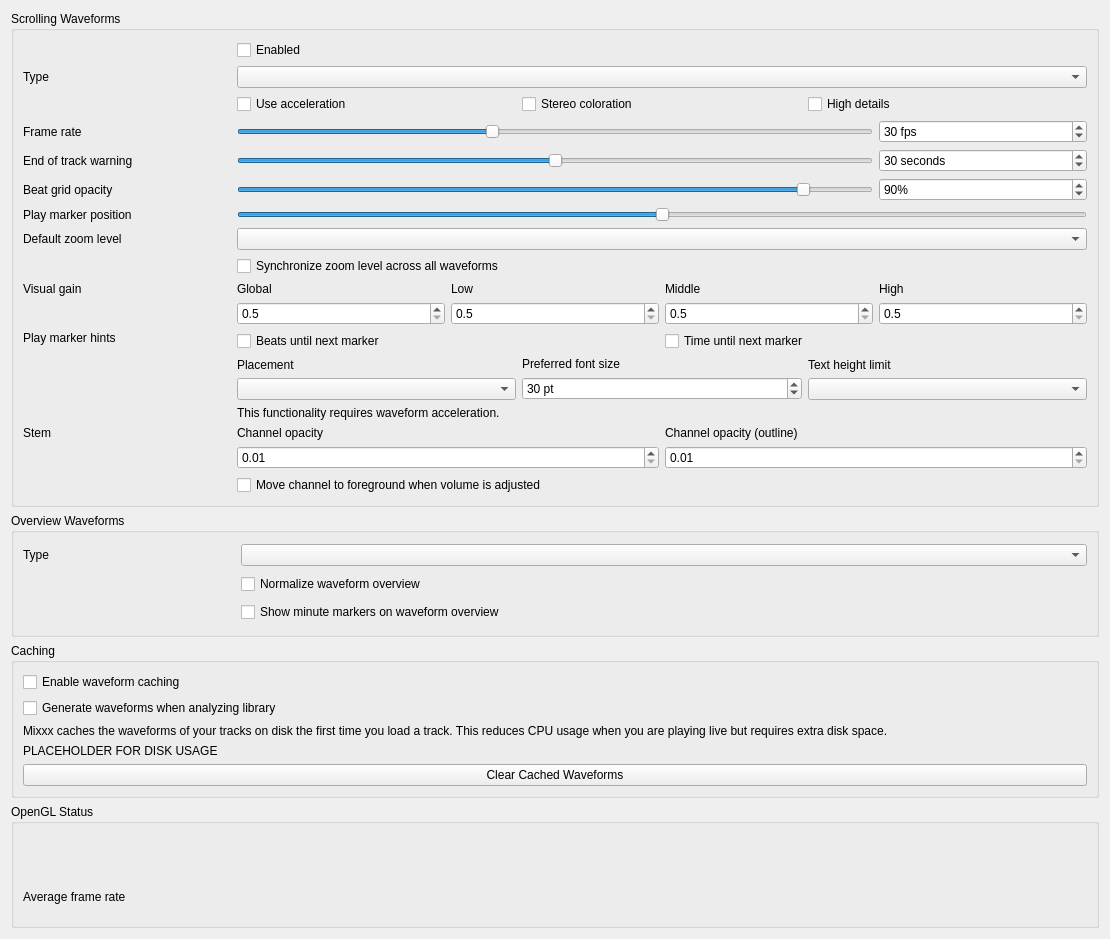
Qt form src/preferences/dialog/dlgprefwaveformdlg.ui (mixxxdj/mixxx) before a commit.
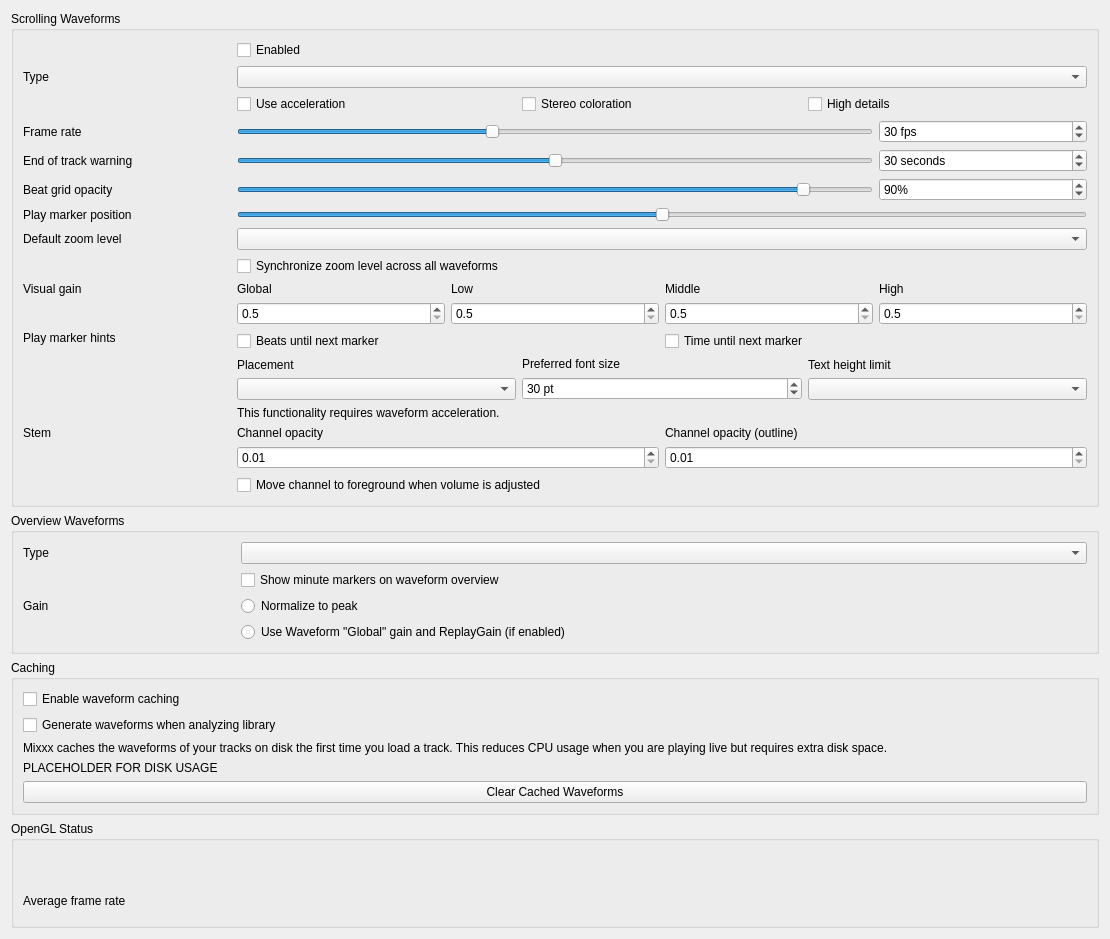
The same form after that commit.

Commit message: Overview: scale like waveform, ie. consider ReplayGain settings

```diff
--- a/src/preferences/dialog/dlgprefwaveformdlg.ui
+++ b/src/preferences/dialog/dlgprefwaveformdlg.ui
@@ -710,14 +710,6 @@
      </item>
 
      <item row="1" column="1" colspan="4">
-      <widget class="QCheckBox" name="normalizeOverviewCheckBox">
-       <property name="text">
-        <string>Normalize waveform overview</string>
-       </property>
-      </widget>
-     </item>
-
-     <item row="2" column="1" colspan="4">
       <widget class="QCheckBox" name="overviewMinuteMarkersCheckBox">
        <property name="text">
         <string>Show minute markers on waveform overview</string>
@@ -725,6 +717,37 @@
       </widget>
      </item>
 
+     <item row="2" column="0">
+      <widget class="QLabel" name="overview_gain_label">
+       <property name="toolTip">
+        <string extracomment="Select a gain mode for the waveform overview."/>
+       </property>
+       <property name="text">
+        <string>Gain</string>
+       </property>
+      </widget>
+     </item>
+     <item row="2" column="1" colspan="4">
+      <widget class="QRadioButton" name="overview_scale_normalize">
+       <property name="text">
+        <string>Normalize to peak</string>
+       </property>
+       <attribute name="buttonGroup">
+        <string notr="true">overview_scale_options</string>
+       </attribute>
+      </widget>
+     </item>
+     <item row="3" column="1" colspan="4">
+      <widget class="QRadioButton" name="overview_scale_allReplayGain">
+       <property name="text">
+        <string extracomment="'Global' refers to the 'Global' visual gain in the scrolling waveform settings">Use Waveform "Global" gain and ReplayGain (if enabled)</string>
+       </property>
+       <attribute name="buttonGroup">
+        <string notr="true">overview_scale_options</string>
+       </attribute>
+      </widget>
+     </item>
+
     </layout>
    </widget>
   </item><!-- overview_groupbox -->
```
Left out of the diff: 6 changed lines with no effect on the pictures. The commit also changes 9 other files.
